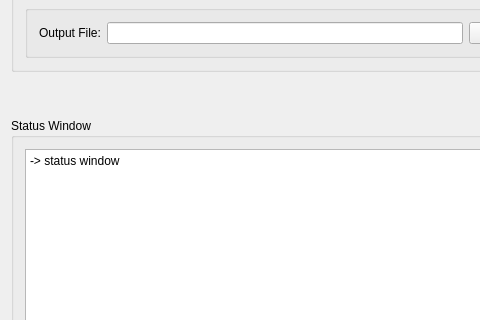
Above: BTDeco_pro/BTDeco_pro/form/ui/mainwindow.ui from Davidlihuang/QtProjectWithCMake before the change; both pictures show x 0 to 480 and y 479 to 799 of the 1179 by 935 pixel window. Below: the same form after it.
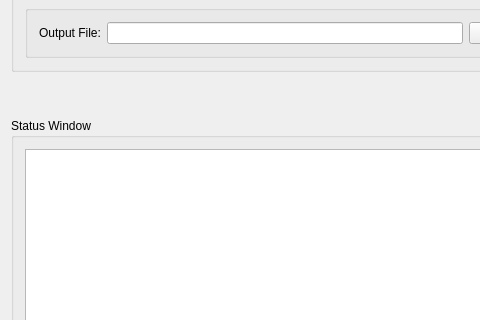
That is the form after the change.

What changed in the file:
```diff
--- a/BTDeco_pro/BTDeco_pro/form/ui/mainwindow.ui
+++ b/BTDeco_pro/BTDeco_pro/form/ui/mainwindow.ui
@@ -860,7 +860,7 @@
            <item row="0" column="0">
             <widget class="QPlainTextEdit" name="txedt_msg">
              <property name="plainText">
-              <string>-&gt; status window</string>
+              <string/>
              </property>
             </widget>
            </item>
```
